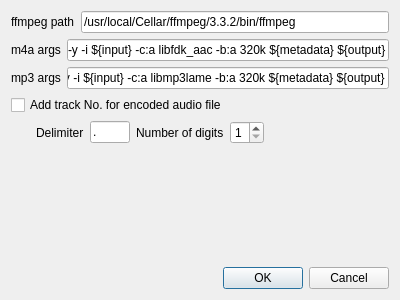
First picture: the form in DialogAppSettings.ui, repository MUkoutyan/EncodeUtility, before the edit.
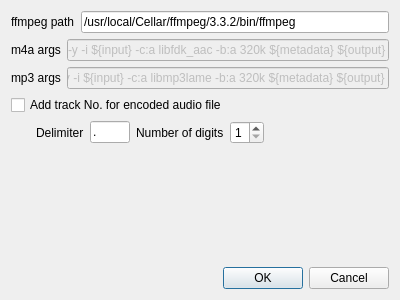
Second picture: the form after the edit.

The edit to the form file:
```diff
--- a/DialogAppSettings.ui
+++ b/DialogAppSettings.ui
@@ -46,6 +46,9 @@
      </item>
      <item>
       <widget class="QLineEdit" name="m4a_args">
+       <property name="enabled">
+        <bool>false</bool>
+       </property>
        <property name="text">
         <string>-y -i ${input} -c:a libfdk_aac -b:a 320k ${metadata} ${output}</string>
        </property>
@@ -64,6 +67,9 @@
      </item>
      <item>
       <widget class="QLineEdit" name="mp3_args">
+       <property name="enabled">
+        <bool>false</bool>
+       </property>
        <property name="text">
         <string>-y -i ${input} -c:a libmp3lame -b:a 320k ${metadata} ${output}</string>
        </property>
```
